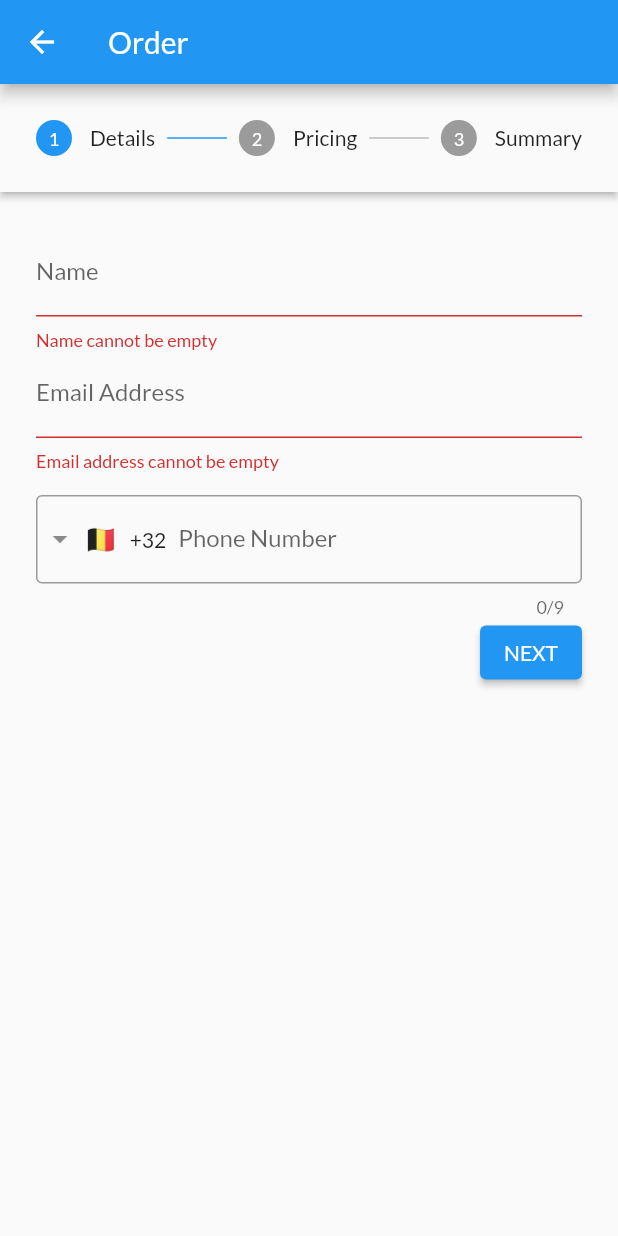
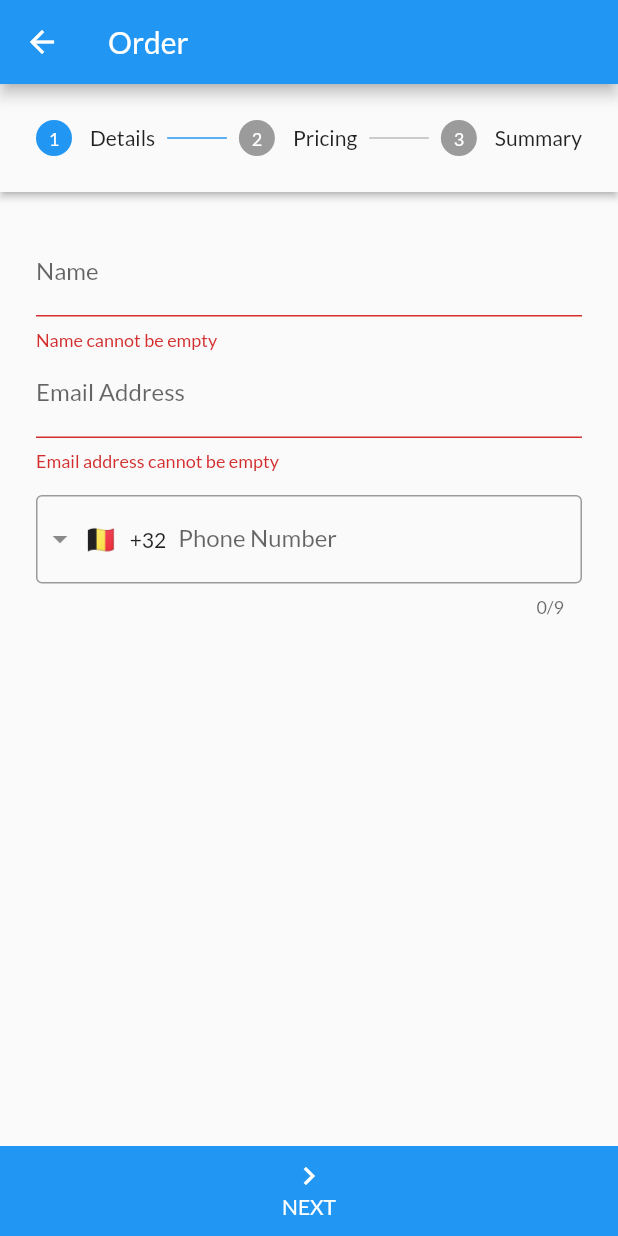
Before and after one commit to timvanginderen/demo, a Flutter app: the OrderScreen screen opened by its route, after a tap on "NEXT", on a phone screen of 412 x 824 dp. Run offline on Flutter 3.47's test engine with Material 2 defaults, Android fonts, the phone set to English and light mode, and no system bars; drawn by our look-alikes of intl_phone_field; our stand-ins replace flutter_riverpod, get_it, injectable; missing offline and left inert: f_logs.

```diff
--- a/lib/core/domain/pricing_tier.dart
+++ b/lib/core/domain/pricing_tier.dart
@@ -1,6 +1,6 @@
 enum PricingTier { basic, normal, advanced }
 
-const Map<PricingTier, int> monthlyPrices = <PricingTier, int>{
+const Map<PricingTier, int> kMonthlyPrices = <PricingTier, int>{
   PricingTier.basic: 9,
   PricingTier.normal: 12,
   PricingTier.advanced: 15
--- a/lib/screens/order/order_screen.dart
+++ b/lib/screens/order/order_screen.dart
@@ -60,29 +60,7 @@ class _OrderScreenState extends ConsumerState<OrderScreen> {
                     onStepCancel: orderViewModel.onStepCancel,
                     controlsBuilder:
                         (BuildContext context, ControlsDetails details) {
-                      return Row(
-                        children: <Widget>[
-                          if (orderViewModel.currentStep > 0 &&
-                              !orderViewModel.isOrderSubmitted)
-                            ElevatedButton(
-                              onPressed: details.onStepCancel,
-                              child: const Text('BACK'),
-                            ),
-                          const Spacer(),
-                          if (orderViewModel.currentStep < 2)
-                            ElevatedButton(
-                              onPressed: details.onStepContinue,
-                              child: const Text('NEXT'),
-                            ),
-                          if (orderViewModel.currentStep == 2 &&
-                              orderViewModel.isFormCompleted &&
-                              !orderViewModel.isOrderSubmitted)
-                            ElevatedButton(
-                              onPressed: details.onStepContinue,
-                              child: const Text('CONTINUE'),
-                            ),
-                        ],
-                      );
+                      return Container();
                     },
                     steps: <Step>[
                       Step(
@@ -120,11 +98,99 @@ class _OrderScreenState extends ConsumerState<OrderScreen> {
                   ),
                 ),
               ),
-              // ElevatedButton(
-              //     onPressed: orderViewModel.goToLoginScreen,
-              //     child: const Text('Back to login'))
+              if (orderViewModel.isOrderSubmitted)
+                ElevatedButton(
+                    onPressed: orderViewModel.goToLoginScreen,
+                    child: const Text('Back to login'))
             ],
           ),
+          // TODO(BottomNavigation): extract buttons
+          bottomNavigationBar: orderViewModel.isOrderSubmitted
+              ? null
+              : Container(
+                  height: 60,
+                  color: Colors.black12,
+                  child: Row(
+                    mainAxisAlignment: MainAxisAlignment.center,
+                    children: <Widget>[
+                      if (orderViewModel.currentStep > 0 &&
+                          !orderViewModel.isOrderSubmitted)
+                        Expanded(
+                          child: Material(
+                            color: Colors.blue,
+                            child: InkWell(
+                              onTap: () => orderViewModel.onStepCancel(),
+                              child: const Padding(
+                                padding: EdgeInsets.only(top: 8.0),
+                                child: Column(
+                                  children: <Widget>[
+                                    Icon(
+                                      Icons.navigate_before,
+                                      color: Colors.white,
+                                    ),
+                                    Text(
+                                      'BACK',
+                                      style: TextStyle(color: Colors.white),
+                                    ),
+                                  ],
+                                ),
+                              ),
+                            ),
+                          ),
+                        ),
+                      if (orderViewModel.currentStep < 2)
+                        Expanded(
+                          child: Material(
+                            color: Colors.blue,
+                            child: InkWell(
+                              onTap: () => _goToNextStep(orderViewModel),
+                              child: const Padding(
+                                padding: EdgeInsets.only(top: 8.0),
+                                child: Column(
+                                  children: <Widget>[
+                                    Icon(
+                                      Icons.navigate_next,
+                                      color: Colors.white,
+                                    ),
+                                    Text(
+                                      'NEXT',
+                                      style: TextStyle(color: Colors.white),
+                                    ),
+                                  ],
+                                ),
+                              ),
+                            ),
+                          ),
+                        ),
+                      if (orderViewModel.currentStep == 2 &&
+                          orderViewModel.isFormCompleted &&
+                          !orderViewModel.isOrderSubmitted)
+                        Expanded(
+                          child: Material(
+                            color: Colors.green,
+                            child: InkWell(
+                              onTap: () => _goToNextStep(orderViewModel),
+                              child: const Padding(
+                                padding: EdgeInsets.only(top: 8.0),
+                                child: Column(
+                                  children: <Widget>[
+                                    Icon(
+                                      Icons.navigate_next,
+                                      color: Colors.white,
+                                    ),
+                                    Text(
+                                      'CONTINUE',
+                                      style: TextStyle(color: Colors.white),
+                                    ),
+                                  ],
+                                ),
+                              ),
+                            ),
+                          ),
+                        ),
+                    ],
+                  ),
+                ),
         );
       },
     );
--- a/lib/screens/order/order_view_model.dart
+++ b/lib/screens/order/order_view_model.dart
@@ -263,19 +263,19 @@ class OrderViewModelImpl extends BaseViewModel implements OrderViewModel {
   }
 
   String _formatMonthlyPriceForTier(PricingTier pricingTier) {
-    final int price = monthlyPrices[pricingTier] ?? 0;
+    final int price = kMonthlyPrices[pricingTier] ?? 0;
     return '$price euro per month';
   }
 
   String _formatYearlyPriceForTier(PricingTier pricingTier,
       {bool discount = true}) {
-    int price = monthlyPrices[pricingTier] ?? 0;
+    int price = kMonthlyPrices[pricingTier] ?? 0;
     price = price * (discount ? 10 : 12);
     return '$price euro per year';
   }
 
   int _calculateDiscount(PricingTier pricingTier) {
-    final int price = monthlyPrices[pricingTier] ?? 0;
+    final int price = kMonthlyPrices[pricingTier] ?? 0;
     return price * 2;
   }
 }
--- a/lib/screens/order/steps/summary_step.dart
+++ b/lib/screens/order/steps/summary_step.dart
@@ -66,7 +66,8 @@ class SummaryStep extends StatelessWidget {
             ],
           ),
         if (orderViewModel.isOrderSubmitted)
-          const Column(
+          const Row(
+            mainAxisAlignment: MainAxisAlignment.center,
             children: <Widget>[
               Text('Thank you for your order.'),
             ],
```
